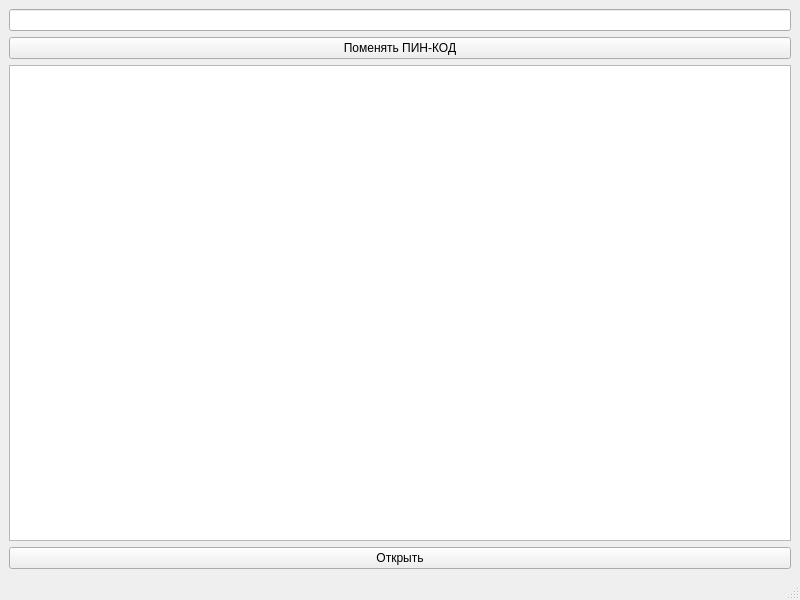
Before: the Qt Designer form TranzCheck/mainwindow.ui in Vasyaslav/221_329_Leshchinskii, drawn with Qt 5.
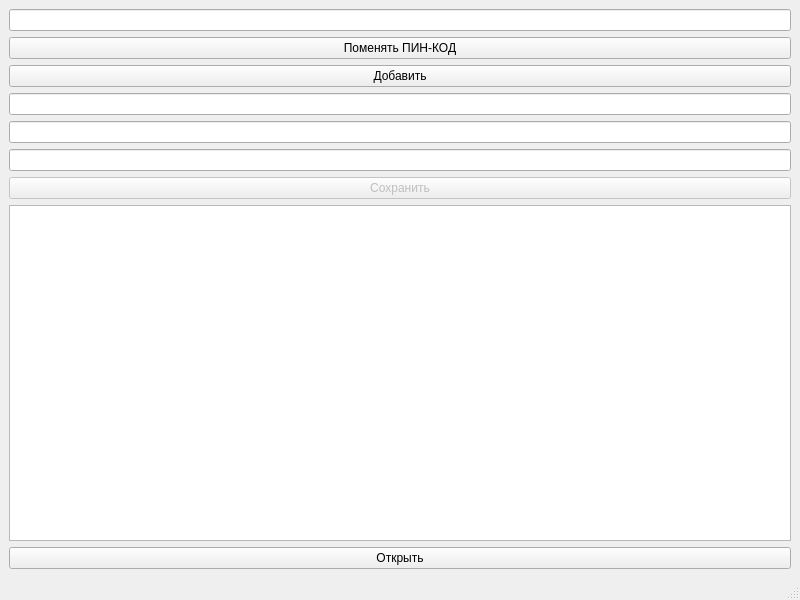
After: the same form once the commit is applied.

Commit message: Добавлен интерфейс для добавления транзакций

The edit to the form file:
```diff
--- a/TranzCheck/mainwindow.ui
+++ b/TranzCheck/mainwindow.ui
@@ -25,6 +25,32 @@
       </property>
      </widget>
     </item>
+    <item>
+     <widget class="QPushButton" name="addButton">
+      <property name="text">
+       <string>Добавить</string>
+      </property>
+     </widget>
+    </item>
+    <item>
+     <widget class="QLineEdit" name="sumEdit"/>
+    </item>
+    <item>
+     <widget class="QLineEdit" name="numEdit"/>
+    </item>
+    <item>
+     <widget class="QLineEdit" name="datetimeEdit"/>
+    </item>
+    <item>
+     <widget class="QPushButton" name="saveButton">
+      <property name="enabled">
+       <bool>false</bool>
+      </property>
+      <property name="text">
+       <string>Сохранить</string>
+      </property>
+     </widget>
+    </item>
     <item>
      <widget class="QListWidget" name="tranzListWidget"/>
     </item>
```
The commit also changes 2 other files.
